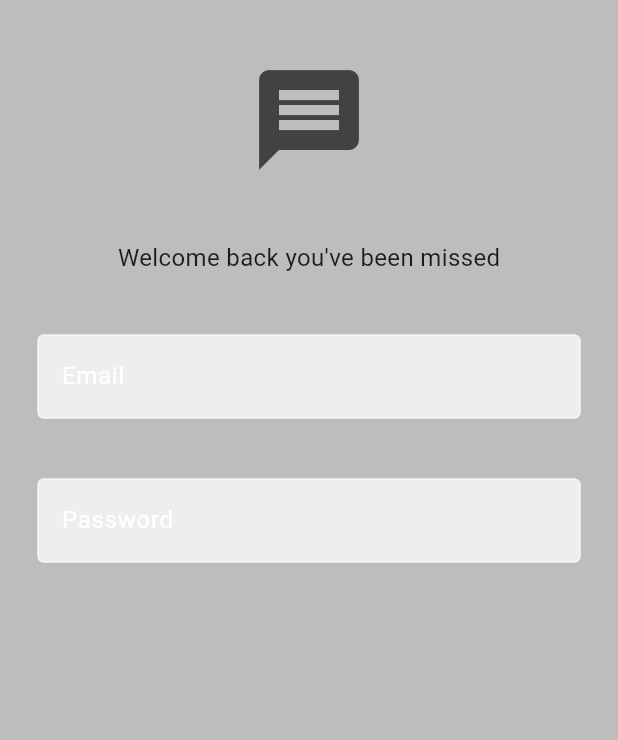
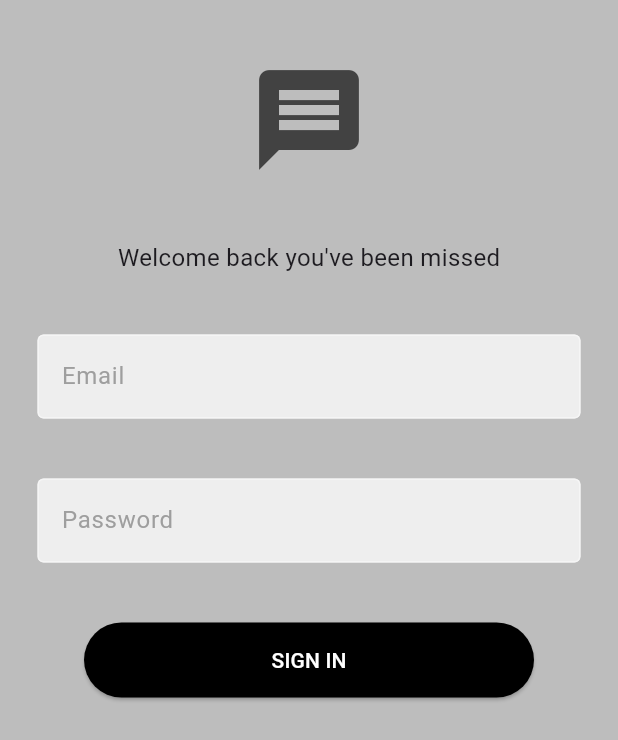
Before and after one commit to zainsh098/Chat-Messaging-App-Flutter-Firebase, a Flutter app: the screen it shows after launch, on a phone screen of 412 x 824 dp. Shown: the top 740 px of the screen. Run offline on Flutter 3.47's test engine with Material 2 defaults, Android fonts, the phone set to English and light mode, and no system bars.

Commit message:
Elevated Button added on LoginPage

```diff
--- /dev/null
+++ b/lib/components/my_button.dart
@@ -0,0 +1,20 @@
+import 'package:flutter/material.dart';
+
+class MyButton extends StatelessWidget {
+  final VoidCallback callback;
+  final String text;
+
+  const MyButton({super.key, required this.callback, required this.text});
+
+  @override
+  Widget build(BuildContext context) {
+    return ElevatedButton(
+        style: ElevatedButton.styleFrom(
+            minimumSize: Size(300, 50), backgroundColor: Colors.black),
+        onPressed: callback,
+        child: Text(
+          text,
+          style: TextStyle(color: Colors.white),
+        ));
+  }
+}
--- a/lib/components/my_text_field.dart
+++ b/lib/components/my_text_field.dart
@@ -25,7 +25,7 @@ class MyTextField extends StatelessWidget {
         ),
          fillColor: Colors.grey.shade200,
         filled: true,
-        hintStyle: TextStyle(color: Colors.white),
+        hintStyle: TextStyle(color: Colors.grey),
 
 
 
--- a/lib/pages/login_page.dart
+++ b/lib/pages/login_page.dart
@@ -1,3 +1,4 @@
+import 'package:chat_messaging_app/components/my_button.dart';
 import 'package:chat_messaging_app/components/my_text_field.dart';
 import 'package:flutter/material.dart';
 
@@ -17,6 +18,7 @@ class _LoginPageState extends State<LoginPage> {
     return Scaffold(
       backgroundColor: Colors.grey[400],
       body: SafeArea(
+        child: SingleChildScrollView(
           child: Center(
             child: Padding(
               padding: const EdgeInsets.symmetric(horizontal: 25),
@@ -55,9 +57,16 @@ class _LoginPageState extends State<LoginPage> {
                   MyTextField(
                       controller: passwordController,
                       hintText: 'Password',
-                    obscureText: true)
+                      obscureText: true),
 
                   // signin button
+
+                  SizedBox(
+                    height: 40,
+                  ),
+                  MyButton(callback: () {
+
+                  }, text: "SIGN IN")
 
                   // not  a member? register now
                 ],
@@ -65,6 +74,7 @@ class _LoginPageState extends State<LoginPage> {
             ),
           ),
         ),
+      ),
     );
   }
 }
```
Lines whose indentation alone changed are shown as unchanged.
